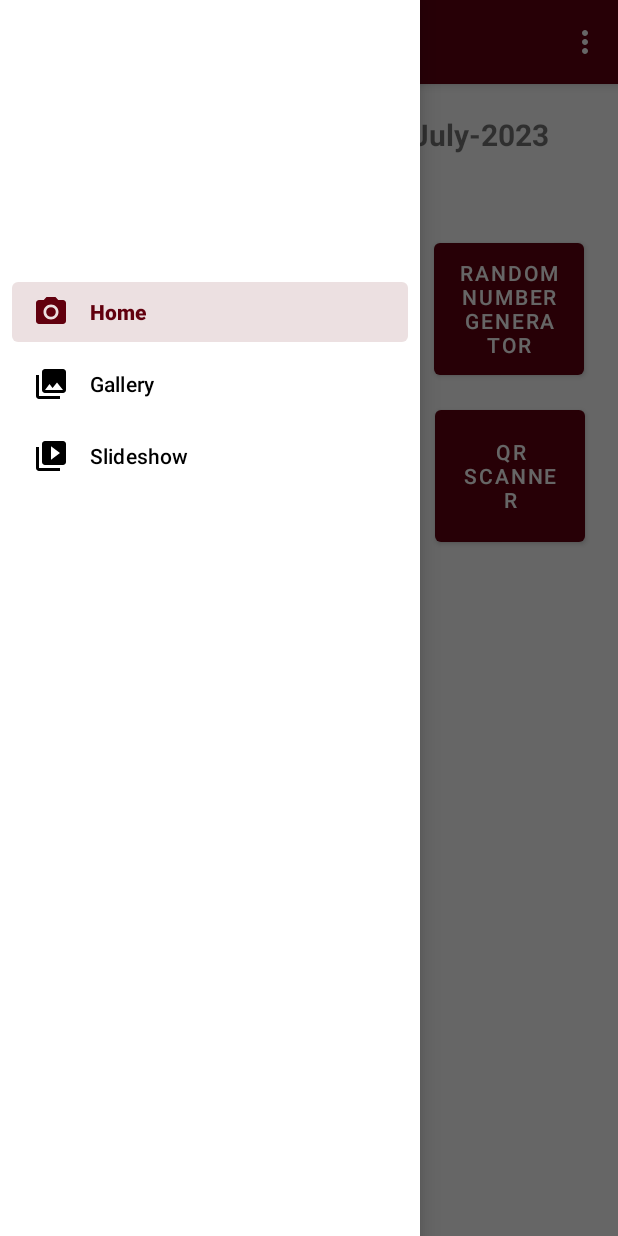
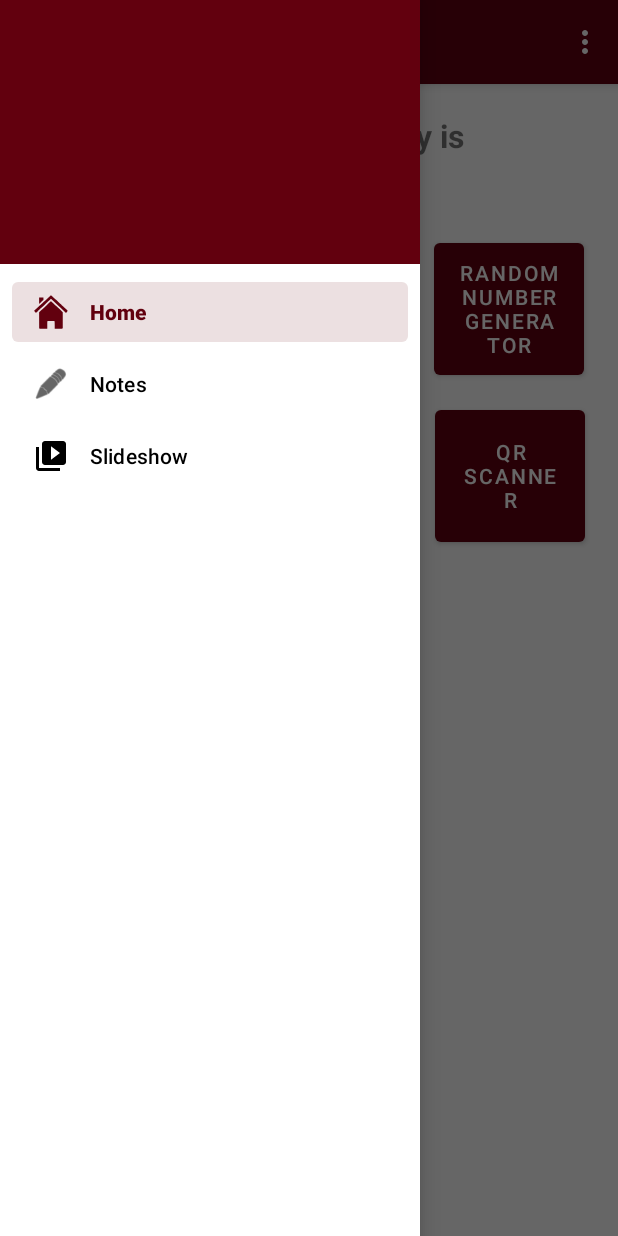
Before and after one commit to Wouter50/myToolbox, an Android app: the screen it shows after launch (MainActivity), with the side drawer open, on a phone screen of 412 x 824 dp. Run offline under Robolectric (Android 15) with nearby library versions, the phone set to English and light mode, and no system bars; our stand-ins replace navigation-ui.

Commit message:
started with calculator

```diff
--- a/App/app/src/main/java/com/example/mytoolbox/MainActivity.kt
+++ b/App/app/src/main/java/com/example/mytoolbox/MainActivity.kt
@@ -1,11 +1,7 @@
 package com.example.mytoolbox
 
-import android.Manifest
-import android.content.pm.PackageManager
-import android.os.Build
 import android.os.Bundle
 import android.view.Menu
-import com.google.android.material.snackbar.Snackbar
 import com.google.android.material.navigation.NavigationView
 import androidx.navigation.findNavController
 import androidx.navigation.ui.AppBarConfiguration
@@ -14,8 +10,6 @@ import androidx.navigation.ui.setupActionBarWithNavController
 import androidx.navigation.ui.setupWithNavController
 import androidx.drawerlayout.widget.DrawerLayout
 import androidx.appcompat.app.AppCompatActivity
-import androidx.core.app.ActivityCompat
-import androidx.core.content.ContextCompat
 import com.example.mytoolbox.databinding.ActivityMainBinding
 
 class MainActivity : AppCompatActivity() {
@@ -45,7 +39,7 @@ class MainActivity : AppCompatActivity() {
         // menu should be considered as top level destinations.
         appBarConfiguration = AppBarConfiguration(
             setOf(
-                R.id.nav_home, R.id.nav_gallery, R.id.nav_slideshow
+                R.id.nav_home, R.id.nav_notes, R.id.nav_slideshow
             ), drawerLayout
         )
         setupActionBarWithNavController(navController, appBarConfiguration)
--- a/App/app/src/main/java/com/example/mytoolbox/ui/gallery/GalleryViewModel.kt
+++ b/App/app/src/main/java/com/example/mytoolbox/ui/gallery/NotesViewModel.kt
@@ -4,10 +4,10 @@ import androidx.lifecycle.LiveData
 import androidx.lifecycle.MutableLiveData
 import androidx.lifecycle.ViewModel
 
-class GalleryViewModel : ViewModel() {
+class NotesViewModel : ViewModel() {
 
     private val _text = MutableLiveData<String>().apply {
-        value = "This is gallery Fragment"
+        value = "This is notes Fragment"
     }
     val text: LiveData<String> = _text
 }
--- a/App/app/src/main/java/com/example/mytoolbox/ui/home/HomeFragment.kt
+++ b/App/app/src/main/java/com/example/mytoolbox/ui/home/HomeFragment.kt
@@ -17,6 +17,7 @@ import androidx.fragment.app.Fragment
 import androidx.lifecycle.ViewModelProvider
 import com.example.mytoolbox.R
 import com.example.mytoolbox.databinding.FragmentHomeBinding
+import com.example.mytoolbox.ui.CalculatorActivity
 import com.example.mytoolbox.ui.HeadsOrTailsActivity
 import com.example.mytoolbox.ui.NameGeneratorActivity
 import com.example.mytoolbox.ui.QRscannerActivity
@@ -112,6 +113,12 @@ class HomeFragment : Fragment() {
             activity?.startActivity(intent)
         }
 
+        val calculator = root.findViewById<Button>(R.id.calculatorButton)
+        calculator.setOnClickListener{
+            val intent = Intent (activity, CalculatorActivity::class.java)
+            activity?.startActivity(intent)
+        }
+
         val currentDate = LocalDate.now()
         var formatter = DateTimeFormatter.ofPattern("dd-MMMM-yyyy")
         var formattedDate = currentDate.format(formatter)
--- /dev/null
+++ b/App/app/src/main/res/drawable/home_button_calculator.xml
@@ -0,0 +1,50 @@
+<vector xmlns:android="http://schemas.android.com/apk/res/android"
+    android:width="800dp"
+    android:height="800dp"
+    android:viewportWidth="800"
+    android:viewportHeight="800">
+  <path
+      android:pathData="M266,148.4c-11.9,4.1 -19.5,8.9 -28.3,18.1 -8.3,8.6 -15.1,21 -19.3,35 -1.8,5.7 -1.9,15.9 -2.2,195 -0.2,170.4 -0.1,189.8 1.3,197 6.7,32.9 29.6,56.7 58.2,60.4 3.8,0.4 61.7,0.7 128.8,0.6 110.4,-0.2 122.6,-0.4 127.9,-1.9 14.3,-4 29.2,-15.2 37.9,-28.4 5.3,-8 11.1,-22.2 12.8,-31.2 0.9,-5 1.2,-48.9 1.3,-187.2 0.1,-99.3 -0.2,-185.2 -0.6,-190.7 -1.9,-26.5 -18.1,-52.1 -39.7,-62.7 -14,-6.8 -3.8,-6.4 -144.6,-6.3l-127,0.1 -6.5,2.2zM521.8,166c18.7,2.7 34.1,17.7 40.4,39.6l2.3,7.9 0,186.5c0,174.9 -0.1,186.9 -1.8,193 -4.1,15.3 -13.6,29 -24.8,35.7 -11.1,6.6 -4.6,6.4 -140.5,6.1l-122.9,-0.3 -7.9,-3.8c-13.9,-6.6 -24.2,-19.9 -28.7,-37.2 -1.8,-6.7 -1.9,-16 -1.9,-192.8 0,-208.1 -0.5,-192.9 7.3,-208.1 7.5,-14.6 20.3,-24.5 34.2,-26.5 8.1,-1.2 236.3,-1.3 244.3,-0.1z"
+      android:fillColor="#000000"
+      android:strokeColor="#00000000"/>
+  <path
+      android:pathData="M276.1,201.7c-3.7,0.5 -10.4,4.4 -13.4,7.7 -1,1.2 -2.9,4.3 -4.2,7.1l-2.5,5 0,44.5c0,42.6 0.1,44.7 2.1,49 2.5,5.5 7.1,10.5 12.1,13.1 3.6,1.8 7.6,1.9 129,1.9 119.2,-0 125.5,-0.1 129.3,-1.9 5.6,-2.5 10.2,-7.6 12.5,-13.9 2,-5.3 2.1,-7.3 1.8,-50.1 -0.3,-43.5 -0.4,-44.7 -2.5,-48.6 -2.8,-5.2 -7.8,-9.9 -12.8,-12.2 -3.8,-1.7 -10.8,-1.8 -126,-1.9 -67.1,-0.1 -123.5,0.1 -125.4,0.3zM521.2,222.7c1.7,1.5 1.8,4.2 1.8,43.1 0,37.3 -0.2,41.7 -1.7,43.4 -1.5,1.7 -6.6,1.8 -121.8,1.8 -119.9,-0 -120.2,-0 -122,-2.1 -1.8,-1.8 -1.9,-4.3 -2.1,-30.2 -0.2,-37.3 0.5,-54.4 2.3,-56.3 1.2,-1.2 19.1,-1.4 121.5,-1.4 110.4,-0 120.3,0.1 122,1.7z"
+      android:fillColor="#000000"
+      android:strokeColor="#00000000"/>
+  <path
+      android:pathData="M271.4,353.4c-5,2.2 -10.6,7.8 -13,13.1 -2.2,4.6 -2.4,6.4 -2.4,20.5 0,14.1 0.2,15.9 2.4,20.5 1.2,2.8 3.8,6.5 5.6,8.3 6.3,6.3 7.4,6.6 31.3,7 12,0.2 24.2,0.1 27.2,-0.3 7.1,-0.8 14,-5.4 18,-11.9 3,-4.9 3,-5.1 3.3,-21.4 0.4,-18.8 -0.4,-22.6 -6.7,-29.5 -6.6,-7.3 -8.2,-7.7 -37.1,-7.6 -19.1,-0 -26.3,0.3 -28.6,1.3zM323.1,373.9c1.6,1.9 1.9,4 1.9,12.1 0,9.8 -1,14.8 -3.3,16.2 -1.6,1 -41.9,1 -43.5,-0 -2.2,-1.4 -2.9,-6.4 -2.5,-17.2 0.4,-8.3 0.8,-10.8 2.2,-12 1.4,-1.2 5.4,-1.5 22.5,-1.5 20.6,0.1 20.8,0.1 22.7,2.4z"
+      android:fillColor="#000000"
+      android:strokeColor="#00000000"/>
+  <path
+      android:pathData="M369.5,353.9c-4.3,1.9 -9.3,7 -12.2,12.4 -1.5,2.7 -1.8,5.8 -1.8,20.7l0,17.5 3,5.4c6.5,11.8 11.7,13.4 42.6,12.9 22.2,-0.3 23.6,-0.4 28.2,-2.7 5.9,-2.9 11.2,-9.6 13.3,-17 1.3,-4.3 1.5,-8.3 1.1,-18.5 -0.5,-14.7 -1.6,-18.3 -7.5,-24.8 -6.7,-7.4 -8.2,-7.8 -37.2,-7.8 -22.5,-0 -26,0.3 -29.5,1.9zM422.3,374.2c2.3,2.7 2.5,21.4 0.2,25.8l-1.6,3 -21.1,-0c-18.3,-0 -21.4,-0.2 -23,-1.7 -1.6,-1.4 -1.8,-3.3 -1.8,-13.8 0,-8.1 0.4,-12.7 1.3,-13.8 1.5,-2 9.4,-2.6 29.7,-1.9 13,0.3 14.7,0.6 16.3,2.4z"
+      android:fillColor="#000000"
+      android:strokeColor="#00000000"/>
+  <path
+      android:pathData="M467.7,354.6c-5.8,3 -11.2,10.2 -12.8,16.9 -0.6,3 -1,10.7 -0.7,19 0.3,11.9 0.7,14.6 2.5,18 2.7,5.1 6.7,9.1 11.8,11.9 3.8,2 5.3,2.1 30,2.1l26,-0 4.8,-2.8c9.9,-5.9 13.7,-14.7 13.7,-32.3 0,-14.1 -2.2,-22.3 -7.7,-27.9 -6.9,-7.1 -8.6,-7.5 -37.3,-7.4 -25.2,-0 -25.6,-0 -30.3,2.5zM521.3,374.2c1.4,1.7 1.7,4 1.7,13.2 0,16.6 1.6,15.6 -24.2,15.6 -18.3,-0 -21.4,-0.2 -23,-1.7 -1.6,-1.4 -1.8,-3.3 -1.8,-13.8 0,-12.7 0.6,-14.9 4.5,-15.8 1.1,-0.2 10.8,-0.2 21.5,-0 18.2,0.4 19.6,0.5 21.3,2.5z"
+      android:fillColor="#000000"
+      android:strokeColor="#00000000"/>
+  <path
+      android:pathData="M271.4,442.4c-5,2.2 -10.6,7.8 -13,13.1 -2.2,4.6 -2.4,6.4 -2.4,20.6 0,15.4 0,15.6 3.1,21.7 3.4,6.8 8.5,11.2 15.4,13.1 4.8,1.3 45.3,1.4 50.9,0.1 5.6,-1.3 11.6,-5.8 15.1,-11.4 3,-4.9 3,-5 3.3,-21.8 0.4,-16.6 0.3,-17 -2.3,-22.4 -3.3,-6.8 -7.6,-10.9 -13.4,-12.9 -6.1,-2.1 -52,-2.1 -56.7,-0.1zM323.1,462.7c1.5,1.7 2.6,19.4 1.5,23.8 -1.3,5.3 -2.1,5.5 -24.4,5.5 -11.4,-0 -21.3,-0.4 -22,-0.8 -0.7,-0.5 -1.6,-2.2 -2.1,-3.8 -1.1,-3.7 -0.2,-23.5 1.1,-25.2 0.8,-0.9 6.6,-1.2 22.8,-1.2 19,-0 21.9,0.2 23.1,1.7z"
+      android:fillColor="#000000"
+      android:strokeColor="#00000000"/>
+  <path
+      android:pathData="M369.2,443.1c-5.5,2.7 -10.7,8.9 -12.8,15.1 -1.2,3.8 -1.5,8 -1.2,20.1 0.3,14.6 0.4,15.4 3.2,20.5 3.4,6.1 8,9.9 14.4,11.8 6.6,2 46,1.9 52.8,-0.1 6.7,-2 11.7,-6.4 15.1,-13.3 2.7,-5.5 2.8,-6.3 2.8,-20.7 0,-17.4 -0.8,-20.7 -6.9,-27.3 -7.2,-7.9 -8.5,-8.2 -37.6,-8.2 -24,-0 -25.8,0.1 -29.8,2.1zM422.1,462.7c1,1.2 1.4,4.9 1.4,13.8 0,8.9 -0.4,12.6 -1.4,13.8 -1.2,1.5 -4.1,1.7 -22.7,1.7 -23.5,-0 -24.3,-0.2 -24.5,-6.3 -0.3,-8 0.4,-21.4 1.2,-23 0.9,-1.5 3,-1.7 22.8,-1.7 19.1,-0 22,0.2 23.2,1.7z"
+      android:fillColor="#000000"
+      android:strokeColor="#00000000"/>
+  <path
+      android:pathData="M468.5,443.2c-5.6,2.9 -8.3,5.5 -11.3,11.3 -2.5,4.6 -2.7,6.1 -3,20 -0.3,13.4 -0.1,15.6 1.8,20.7 2.3,6.2 6.4,10.8 12.5,14.1 3.8,2.1 5.3,2.2 30,2.2 24.9,-0 26.2,-0.1 30.1,-2.2 4.9,-2.6 9,-7.2 11.8,-13.3 1.8,-4 2.1,-6.4 2.1,-20 0,-17.5 -1.1,-21.4 -7.6,-27.9 -6.8,-6.7 -8.5,-7.1 -36.9,-7 -23.8,-0 -25.8,0.1 -29.5,2.1zM521.2,462.7c1.5,1.4 1.8,3.2 1.8,13.2 0,17.2 1.7,16.1 -24.5,16.1 -26.1,-0 -24.5,1.1 -24.5,-15.8 0,-6.2 0.5,-12.2 1,-13.3 1,-1.8 2.3,-1.9 22.7,-1.9 18.7,-0 21.9,0.2 23.5,1.7z"
+      android:fillColor="#000000"
+      android:strokeColor="#00000000"/>
+  <path
+      android:pathData="M272.4,531.1c-4.9,1.4 -11.9,8.2 -14.3,14 -2.1,4.7 -2.2,6.4 -1.9,21.2 0.3,14.5 0.5,16.6 2.6,20.5 2.5,4.8 5.7,8.1 11.1,11.5 3.4,2.1 4.8,2.2 27.7,2.5 15.1,0.2 25.6,-0 28.1,-0.7 5.7,-1.6 11.7,-6.3 15,-11.8 2.7,-4.7 2.8,-5.3 3.1,-21.4 0.3,-15.2 0.2,-17.1 -1.8,-21.6 -1.2,-2.8 -3.8,-6.6 -5.8,-8.6 -6.3,-6.2 -9.3,-6.7 -36.6,-6.6 -13.2,-0 -25.5,0.5 -27.2,1zM323.1,551.7c1.5,1.7 2.6,19.4 1.5,23.8 -1.4,5.4 -2,5.5 -25.2,5.5l-21.5,-0 -1.3,-3.1c-1.5,-3.7 -1,-24.5 0.7,-26.7 0.7,-0.9 6.5,-1.2 22.7,-1.2 19,-0 21.9,0.2 23.1,1.7z"
+      android:fillColor="#000000"
+      android:strokeColor="#00000000"/>
+  <path
+      android:pathData="M371,531.3c-5.1,1.6 -12.3,9.3 -14.3,15.2 -1.3,3.7 -1.7,8.5 -1.7,19.6 0,14.7 0,14.8 3.3,21 4,7.8 10.2,12.5 18,13.4 2.8,0.4 15.1,0.5 27.2,0.3 20.4,-0.3 22.3,-0.5 26.1,-2.5 4.9,-2.6 9,-7.2 11.8,-13.3 1.9,-4 2.1,-6.3 2,-20 0,-13.8 -0.2,-16 -2.2,-20.1 -2.7,-5.8 -9.8,-12.4 -14.8,-13.8 -5.2,-1.5 -50.7,-1.3 -55.4,0.2zM423,552.9c1.6,4.1 1,24.2 -0.9,26.4 -1.2,1.5 -4.1,1.7 -22.7,1.7 -18,-0 -21.5,-0.2 -22.8,-1.6 -1.3,-1.2 -1.6,-4 -1.6,-13.5 0,-6.6 0.5,-12.9 1,-14 1,-1.8 2.3,-1.9 23.4,-1.9l22.4,-0 1.2,2.9z"
+      android:fillColor="#000000"
+      android:strokeColor="#00000000"/>
+  <path
+      android:pathData="M468.5,532.4c-5.8,2.7 -8.4,5.3 -11.7,11.6 -2.1,4.2 -2.3,5.6 -2.3,21.5 0,18.8 0.7,21.6 7.4,28.2 6.5,6.5 7.9,6.8 36.6,6.8 25.9,-0 26,-0 30.5,-2.5 2.4,-1.4 5.9,-4.4 7.7,-6.8 4.8,-6.3 6.3,-12.6 6.3,-26.4 0,-14.2 -2,-21.1 -7.7,-27.1 -7.1,-7.3 -8.6,-7.7 -36.8,-7.7 -24.2,-0 -25.2,0.1 -30,2.4zM521.4,552.2c1.2,1.7 1.6,4.9 1.6,13.3 0,16.5 1.5,15.5 -24.2,15.5 -18.3,-0 -21.4,-0.2 -23,-1.7 -1.5,-1.4 -1.8,-3.3 -1.8,-13.5 0,-7.7 0.4,-12.5 1.2,-13.8 1.2,-1.9 2.4,-2 23,-2 21.3,-0 21.7,-0 23.2,2.2z"
+      android:fillColor="#000000"
+      android:strokeColor="#00000000"/>
+</vector>
--- /dev/null
+++ b/App/app/src/main/res/drawable/ic_menu_home.xml
@@ -0,0 +1,18 @@
+<vector xmlns:android="http://schemas.android.com/apk/res/android"
+    android:width="300dp"
+    android:height="283dp"
+    android:viewportWidth="300"
+    android:viewportHeight="283">
+  <path
+      android:pathData="M135.8,20.7c-37.9,33.5 -49,43.2 -55.8,49.3 -4.1,3.7 -13.9,12.3 -21.6,19.1 -45.1,39.5 -48.2,42.4 -47.3,43.9 0.4,0.8 3.7,4.6 7.2,8.5l6.4,7 5,-4.5c2.7,-2.5 8.2,-7.5 12.3,-11.1 4.1,-3.6 15.4,-13.5 25,-22 9.6,-8.5 25.2,-22.2 34.5,-30.4 9.4,-8.2 17.2,-15.2 17.5,-15.5 0.3,-0.3 6.1,-5.5 13,-11.4 6.9,-6 13.7,-12.1 15.2,-13.4l2.7,-2.4 20.2,17.8c26.1,23 51.7,45.7 81.4,71.8l23.8,21 3,-3.5c1.6,-1.9 4.7,-5.3 6.8,-7.6 2.2,-2.3 3.9,-4.6 3.9,-5.1 0,-0.5 -3.5,-4 -7.7,-7.8 -4.3,-3.8 -9.4,-8.3 -11.3,-10 -1.9,-1.7 -9.8,-8.7 -17.5,-15.5 -7.7,-6.8 -14.2,-12.6 -14.5,-12.9 -0.3,-0.3 -3.9,-3.4 -8,-7 -4.1,-3.6 -7.7,-6.7 -8,-7 -0.3,-0.3 -6.1,-5.5 -13,-11.5 -6.9,-6 -14.3,-12.6 -16.5,-14.6 -14.4,-13.1 -41.9,-36.9 -42.6,-36.9 -0.4,-0 -6.8,5.3 -14.1,11.7z"
+      android:fillColor="#000000"
+      android:strokeColor="#00000000"/>
+  <path
+      android:pathData="M51,52.5c0,14 0.3,25.5 0.6,25.5 1.1,-0 18.2,-15 29.6,-26.1l5.8,-5.5 0,-9.7 0,-9.7 -18,-0 -18,-0 0,25.5z"
+      android:fillColor="#000000"
+      android:strokeColor="#00000000"/>
+  <path
+      android:pathData="M143.4,61.8c-2.7,2.6 -15.7,14.1 -28.9,25.7 -13.1,11.5 -24.3,21.5 -24.9,22 -0.6,0.6 -6.7,6 -13.6,12 -6.9,6 -14.1,12.4 -16,14.2 -1.9,1.7 -4.7,4.1 -6.3,5.3l-2.7,2.2 0.2,63 0.3,63 2.4,1.9c2.2,1.8 4.3,1.9 33.7,1.9l31.4,-0 0,-28.4c0,-24.5 0.2,-28.7 1.6,-30 1.3,-1.4 5.4,-1.6 29.4,-1.6 27.7,-0 27.9,-0 29.4,2.2 1.4,1.9 1.6,6.5 1.6,30l0,27.8 31.3,-0c26.7,-0 31.6,-0.2 33.5,-1.6l2.2,-1.5 -0.1,-63.7 0,-63.7 -16.6,-14.5c-9.1,-8 -25,-21.9 -35.3,-31 -10.2,-9.1 -24.6,-21.8 -32,-28.3 -7.3,-6.4 -13.8,-11.7 -14.4,-11.7 -0.6,-0 -3.4,2.2 -6.2,4.8z"
+      android:fillColor="#000000"
+      android:strokeColor="#00000000"/>
+</vector>
--- a/App/app/src/main/res/drawable/side_nav_bar.xml
+++ b/App/app/src/main/res/drawable/side_nav_bar.xml
@@ -2,8 +2,8 @@
     android:shape="rectangle">
     <gradient
         android:angle="135"
-        android:centerColor="#ffffff"
-        android:endColor="#ffffff"
-        android:startColor="#ffffff"
+        android:centerColor="@color/purple_500"
+        android:endColor="@color/purple_500"
+        android:startColor="@color/purple_500"
         android:type="linear" />
 </shape>
--- a/App/app/src/main/res/layout/fragment_home.xml
+++ b/App/app/src/main/res/layout/fragment_home.xml
@@ -14,6 +14,7 @@
         android:layout_marginTop="11dp"
         android:layout_marginEnd="11dp"
         android:text="QR Scanner"
+        android:textColor="#FFFFFF"
         app:layout_constraintEnd_toEndOf="parent"
         app:layout_constraintStart_toEndOf="@+id/flashLightButton"
         app:layout_constraintTop_toBottomOf="@+id/RandomNumberGenerator" />
@@ -26,6 +27,7 @@
         android:layout_marginTop="100dp"
         android:layout_marginEnd="11dp"
         android:text="Goofy Ahh name generator"
+        android:textColor="#FFFFFF"
         android:textSize="13sp"
         app:layout_constraintEnd_toStartOf="@+id/HeadsOrTails"
         app:layout_constraintHorizontal_bias="0.038"
@@ -40,6 +42,7 @@
         android:layout_marginTop="100dp"
         android:layout_marginEnd="11dp"
         android:text="Heads or Tails"
+        android:textColor="#FFFFFF"
         app:layout_constraintEnd_toStartOf="@+id/RandomNumberGenerator"
         app:layout_constraintStart_toEndOf="@+id/nameGenerator"
         app:layout_constraintTop_toTopOf="parent" />
@@ -52,18 +55,21 @@
         android:layout_marginTop="100dp"
         android:layout_marginEnd="11dp"
         android:text="Random Number Generator"
+        android:textColor="#FFFFFF"
         app:layout_constraintEnd_toEndOf="parent"
         app:layout_constraintStart_toEndOf="@+id/HeadsOrTails"
         app:layout_constraintTop_toTopOf="parent" />
 
     <Button
-        android:id="@+id/button4"
+        android:id="@+id/calculatorButton"
         android:layout_width="100dp"
         android:layout_height="100dp"
         android:layout_marginStart="11dp"
         android:layout_marginTop="11dp"
         android:layout_marginEnd="11dp"
-        android:text="Button"
+        android:contentDescription="Calculator Button"
+        android:foreground="@drawable/home_button_calculator"
+        android:foregroundTint="#FDFDFD"
         app:layout_constraintEnd_toStartOf="@+id/flashLightButton"
         app:layout_constraintStart_toStartOf="parent"
         app:layout_constraintTop_toBottomOf="@+id/nameGenerator" />
@@ -77,7 +83,7 @@
         android:layout_marginEnd="20dp"
         android:fontFamily="sans-serif"
         android:textAlignment="center"
-        android:textSize="20sp"
+        android:textSize="21sp"
         android:textStyle="bold"
         android:typeface="normal"
         app:layout_constraintEnd_toEndOf="parent"
@@ -97,7 +103,7 @@
         android:textOff="Torch OFF"
         android:textOn="Torch ON"
         app:layout_constraintEnd_toStartOf="@+id/QrScanner"
-        app:layout_constraintStart_toEndOf="@+id/button4"
+        app:layout_constraintStart_toEndOf="@+id/calculatorButton"
         app:layout_constraintTop_toBottomOf="@+id/HeadsOrTails"
         tools:ignore="HardcodedText" />
 
--- a/App/app/src/main/res/layout/fragment_gallery.xml
+++ b/App/app/src/main/res/layout/fragment_notes.xml
@@ -4,7 +4,7 @@
     xmlns:tools="http://schemas.android.com/tools"
     android:layout_width="match_parent"
     android:layout_height="match_parent"
-    tools:context=".ui.gallery.GalleryFragment">
+    tools:context=".ui.gallery.NotesFragment">
 
     <TextView
         android:id="@+id/text_gallery"
--- a/App/app/src/main/res/menu/activity_main_drawer.xml
+++ b/App/app/src/main/res/menu/activity_main_drawer.xml
@@ -6,12 +6,12 @@
     <group android:checkableBehavior="single">
         <item
             android:id="@+id/nav_home"
-            android:icon="@drawable/ic_menu_camera"
+            android:icon="@drawable/ic_menu_home"
             android:title="@string/menu_home" />
         <item
-            android:id="@+id/nav_gallery"
-            android:icon="@drawable/ic_menu_gallery"
-            android:title="@string/menu_gallery" />
+            android:id="@+id/nav_notes"
+            android:icon="@android:drawable/ic_menu_edit"
+            android:title="@string/menu_notes" />
         <item
             android:id="@+id/nav_slideshow"
             android:icon="@drawable/ic_menu_slideshow"
--- a/App/app/src/main/res/values-night/themes.xml
+++ b/App/app/src/main/res/values-night/themes.xml
@@ -4,7 +4,7 @@
         <!-- Primary brand color. -->
         <item name="colorPrimary">@color/purple_200</item>
         <item name="colorPrimaryVariant">@color/purple_700</item>
-        <item name="colorOnPrimary">@color/black</item>
+        <item name="colorOnPrimary">@color/white</item>
         <!-- Secondary brand color. -->
         <item name="colorSecondary">@color/teal_200</item>
         <item name="colorSecondaryVariant">@color/teal_200</item>
--- a/App/app/src/main/res/values/strings.xml
+++ b/App/app/src/main/res/values/strings.xml
@@ -8,7 +8,7 @@
     <string name="action_settings">Settings</string>
 
     <string name="menu_home">Home</string>
-    <string name="menu_gallery">Gallery</string>
+    <string name="menu_notes">Notes</string>
     <string name="menu_slideshow">Slideshow</string>
     <!-- Preference Titles -->
     <string name="messages_header">Messages</string>
```
Also changed, not shown: App/app/src/main/AndroidManifest.xml (+7 -1 lines), App/app/src/main/java/com/example/mytoolbox/ui/CalculatorActivity.kt (added, +193 -0 lines), App/app/src/main/java/com/example/mytoolbox/ui/QRResultScreenActivity.kt (+7 -2 lines), App/app/src/main/java/com/example/mytoolbox/ui/gallery/NotesFragment.kt (renamed from App/app/src/main/java/com/example/mytoolbox/ui/gallery/GalleryFragment.kt, +5 -5 lines), App/app/src/main/res/drawable/activity_calculator_remove_last.xml (added, +14 -0 lines), App/app/src/main/res/layout/activity_calculator.xml (added, +366 -0 lines), App/app/src/main/res/navigation/mobile_navigation.xml (+4 -4 lines), 1 other file.
